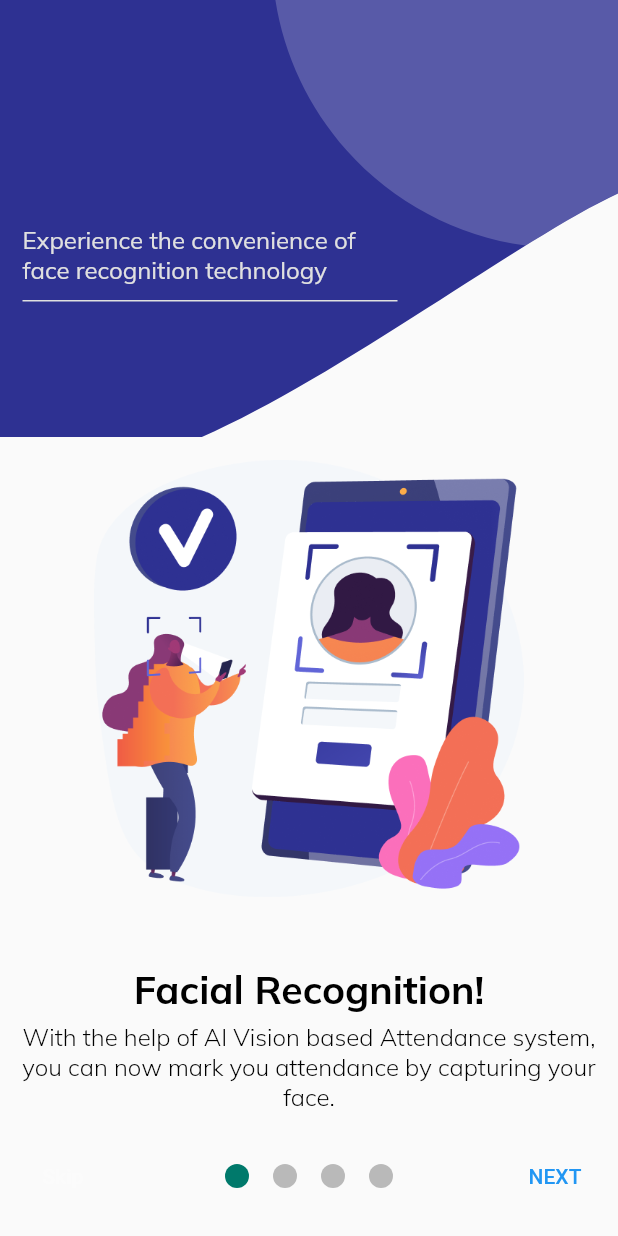
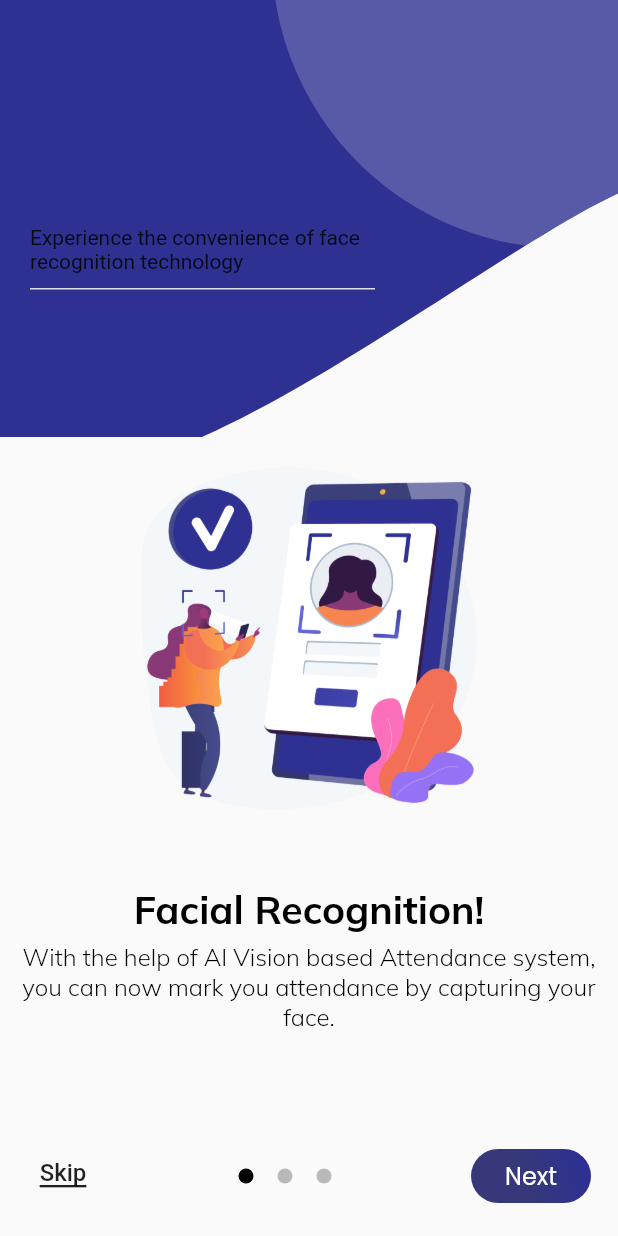
Before and after one commit to satishgunasekaran/MukhamOnboarding, a Flutter app: the screen it shows after launch, on a phone screen of 412 x 824 dp. Run offline on Flutter 3.47's test engine with Material 2 defaults, Android fonts, the light colour scheme and no system bars; drawn by our look-alikes of smooth_page_indicator; our stand-ins replace cached_network_image, carousel_slider, flutter_svg, flutter_svg_provider.

Commit message:
first commit

```diff
--- a/lib/screens/OnboardingPage.dart
+++ b/lib/screens/OnboardingPage.dart
@@ -2,6 +2,7 @@ import 'package:flutter/material.dart';
 import 'package:satish_s_application1/core/utils/color_constant.dart';
 import 'package:satish_s_application1/screens/onboard1.dart';
 import 'package:satish_s_application1/screens/onboard2.dart';
+import 'package:satish_s_application1/widgets/custom_button.dart';
 import 'package:smooth_page_indicator/smooth_page_indicator.dart';
 
 class OnboardingPage extends StatefulWidget {
@@ -64,16 +65,6 @@ class _OnboardingPageState extends State<OnboardingPage> {
               right: 15,
               left: null,
             ),
-            Onboard2(
-              topImagePath: "assets/images/onboard4top.svg",
-              midImagePath: "assets/images/onboard4mid.png",
-              topline:
-                  "We are dedicated to protecting your privacy and upholding your trust.",
-              terms:
-                  "By clicking it️, You are agreeing to terms and conditions for this app",
-              toplineColor: Colors.grey[300],
-              toplineAlignment: CrossAxisAlignment.start,
-            )
           ],
         ),
       ),
@@ -89,16 +80,26 @@ class _OnboardingPageState extends State<OnboardingPage> {
                 },
                 child: const Text(
                   "Skip",
-                  style: TextStyle(color: Colors.white24),
+                  style: TextStyle(
+                      fontSize: 16,
+                      color: Colors.transparent,
+                      decoration: TextDecoration.underline,
+                      decorationColor: Colors.black87,
+                      decorationThickness: 2.0,
+                      shadows: [
+                        Shadow(color: Colors.black87, offset: Offset(0, -2))
+                      ]),
                 )),
             Center(
               child: SmoothPageIndicator(
                 controller: _pageController,
-                count: 4,
+                count: 3,
                 effect: WormEffect(
                     spacing: 16,
+                    dotWidth: 10.0,
+                    dotHeight: 10.0,
                     dotColor: Colors.black26,
-                    activeDotColor: Colors.teal.shade700),
+                    activeDotColor: Colors.black),
                 onDotClicked: ((index) => _pageController.animateToPage(index,
                     duration: const Duration(milliseconds: 500),
                     curve: Curves.easeIn)),
@@ -106,11 +107,34 @@ class _OnboardingPageState extends State<OnboardingPage> {
             ),
             TextButton(
                 onPressed: () {
-                  _pageController.nextPage(
-                      duration: const Duration(milliseconds: 500),
-                      curve: Curves.easeInOut);
+                  print(_pageController.page);
+                  if (_pageController.page == 2.0) {
+                    Navigator.pushReplacement(
+                      context,
+                      MaterialPageRoute(
+                          builder: (context) => Scaffold(
+                                  body: Onboard2(
+                                topImagePath: "assets/images/onboard4top.svg",
+                                midImagePath: "assets/images/onboard4mid.png",
+                                topline:
+                                    "We are dedicated to protecting your privacy and upholding your trust.",
+                                terms:
+                                    "By clicking it️, You are agreeing to terms and conditions for this app",
+                                toplineColor: Colors.grey[300],
+                                toplineAlignment: CrossAxisAlignment.start,
+                                toplineTextAlignment: TextAlign.left,
+                              ))),
+                    );
+                  } else {
+                    _pageController.nextPage(
+                        duration: const Duration(milliseconds: 500),
+                        curve: Curves.easeInOut);
+                  }
                 },
-                child: const Text("NEXT")),
+                child: CustomButton(
+                  width: 84,
+                  text: "Next",
+                )),
           ],
         ),
       ),
--- a/lib/screens/onboard1.dart
+++ b/lib/screens/onboard1.dart
@@ -48,24 +48,17 @@ class Onboard1 extends StatelessWidget {
                         fit: BoxFit.cover,
                       ),
                       // Text widget, positioned at top-center
-                      Positioned(
-                          top: 150,
-                          left: left,
-                          right: right,
-                          width: 250,
-                          child: Container(
+                      TweenAnimationBuilder(
+                        tween: Tween<double>(begin: 0, end: 1),
+                        duration: Duration(milliseconds: 500),
                         child: Column(
                           crossAxisAlignment: toplineAlignment,
                           children: [
-                                Text(topline,
+                            Text(
+                              topline,
                               textAlign: toplineTextAlignment,
                               maxLines: 2,
-                                    style: TextStyle(
-                                      color: toplineColor,
-                                      fontSize: 16,
-                                      fontFamily: 'Mulish',
-                                      fontWeight: FontWeight.w400,
-                                    )),
+                            ),
                             SizedBox(height: 10.0),
                             Container(
                               height: 1,
@@ -74,7 +67,28 @@ class Onboard1 extends StatelessWidget {
                             ),
                           ],
                         ),
-                          )),
+                        builder:
+                            (BuildContext context, double _val, Widget? child) {
+                          return Positioned(
+                            top: 150,
+                            left: left == null ? left : -(1 - _val) * 30,
+                            right: right == null
+                                ? right
+                                : right! + ((1 - _val) * 40),
+                            width: 250,
+                            child: Container(
+                              child: Opacity(
+                                opacity: _val,
+                                child: Container(
+                                  margin: EdgeInsets.only(left: _val * 20),
+                                  // padding: EdgeInsets.only(top: _val * 20),
+                                  child: child,
+                                ),
+                              ),
+                            ),
+                          );
+                        },
+                      ),
                     ],
                   ),
                 ),
@@ -83,12 +97,11 @@ class Onboard1 extends StatelessWidget {
               Flexible(
                 flex: 2,
                 child: Container(
-                  height: constraints.maxHeight * 0.4,
+                  padding: EdgeInsets.symmetric(vertical: 5.0, horizontal: 5.0),
+                  height: constraints.maxHeight * 0.32,
                   width: double.infinity,
                   child: Image.asset(
                     midImagePath,
-                    // width: 100,
-                    height: 250,
                   ),
                 ),
               ),
```
Also changed, not shown: lib/screens/onboard2.dart (+21 -15 lines), lib/widgets/topline.dart (added, +40 -0 lines), 1 other file. Lines whose indentation alone changed are shown as unchanged.
